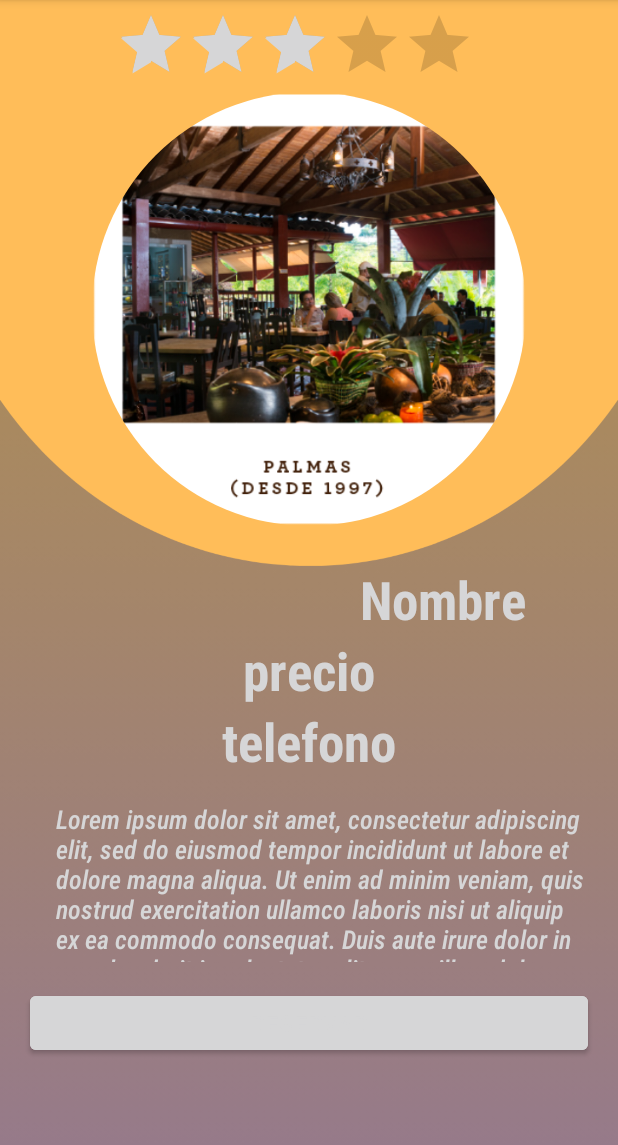
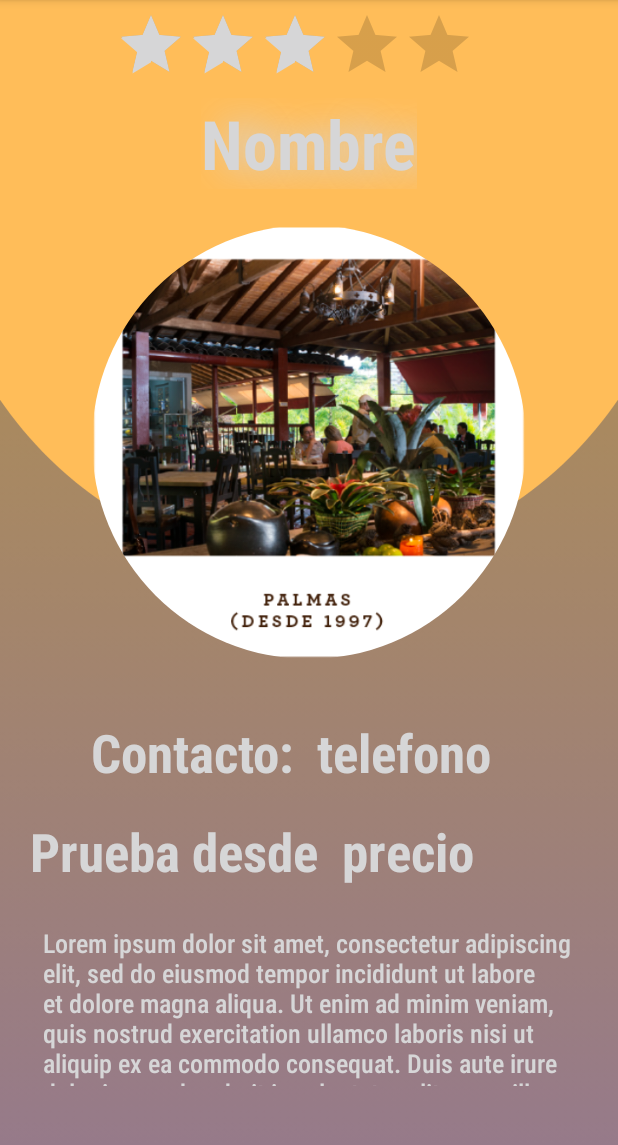
Before and after one commit to DanielVasquezCESDE/PuebliandoII409, an Android app: the AmpliadoResta screen opened directly, with no data from a screen before it, on a phone screen of 412 x 824 dp, the part 84-1229 px from its top. Run offline under Robolectric (Android 15) with nearby library versions, the phone set to English and light mode, and no system bars; 5 statements that could not run were skipped.

Commit message:
Se hacen strings, se pograma el paso del comentario y el usuario en hoteles

```diff
--- a/app/src/main/java/com/example/pruebaiipuebliando409/moldes/MoldeRestaurante.java
+++ b/app/src/main/java/com/example/pruebaiipuebliando409/moldes/MoldeRestaurante.java
@@ -9,6 +9,7 @@ public class MoldeRestaurante implements Serializable {
     private String contactoR;
     private String plato;
     private Float valorR;
+
 
     public MoldeRestaurante() {
     }
--- a/app/src/main/res/layout/activity_ampliado_resta.xml
+++ b/app/src/main/res/layout/activity_ampliado_resta.xml
@@ -28,11 +28,29 @@
         android:layout_width="289dp"
         android:layout_height="340dp"
         android:src="@drawable/imagenampliandoresta"
+
         app:layout_constraintBottom_toBottomOf="parent"
         app:layout_constraintEnd_toEndOf="parent"
         app:layout_constraintStart_toStartOf="parent"
         app:layout_constraintTop_toTopOf="parent"
-        app:layout_constraintVertical_bias="0.084" />
+        app:layout_constraintVertical_bias="0.291" />
+
+    <TextView
+        android:id="@+id/contactoString"
+        android:layout_width="wrap_content"
+        android:layout_height="wrap_content"
+        android:fontFamily="sans-serif-condensed-medium"
+        android:text="@string/contactoRA"
+        android:textColor="@color/white"
+        android:textSize="35dp"
+        android:textStyle="bold"
+
+        app:layout_constraintBottom_toBottomOf="parent"
+        app:layout_constraintEnd_toEndOf="parent"
+        app:layout_constraintHorizontal_bias="0.221"
+        app:layout_constraintStart_toStartOf="parent"
+        app:layout_constraintTop_toTopOf="parent"
+        app:layout_constraintVertical_bias="0.663" />
 
     <TextView
         android:id="@+id/telefonoRESTAampliado"
@@ -44,10 +62,12 @@
         android:textSize="35dp"
         android:textStyle="bold"
 
-        app:layout_constraintBottom_toTopOf="@id/botonReservarRESTA"
+        app:layout_constraintBottom_toBottomOf="parent"
         app:layout_constraintEnd_toEndOf="parent"
+        app:layout_constraintHorizontal_bias="0.714"
         app:layout_constraintStart_toStartOf="parent"
-        app:layout_constraintTop_toBottomOf="@id/precioRESTAampliado" />
+        app:layout_constraintTop_toTopOf="parent"
+        app:layout_constraintVertical_bias="0.663" />
 
     <TextView
         android:id="@+id/precioRESTAampliado"
@@ -59,57 +79,80 @@
         android:textSize="35dp"
         android:textStyle="bold"
 
-        app:layout_constraintBottom_toTopOf="@id/telefonoRESTAampliado"
+        app:layout_constraintBottom_toBottomOf="parent"
         app:layout_constraintEnd_toEndOf="parent"
+        app:layout_constraintHorizontal_bias="0.704"
         app:layout_constraintStart_toStartOf="parent"
-        app:layout_constraintTop_toBottomOf="@id/nombreRESTAampliado" />
+        app:layout_constraintTop_toTopOf="parent"
+        app:layout_constraintVertical_bias="0.755" />
+
+    <TextView
+        android:id="@+id/precioString"
+        android:layout_width="wrap_content"
+        android:layout_height="wrap_content"
+        android:fontFamily="sans-serif-condensed-medium"
+        android:text="@string/precioRA"
+        android:textColor="@color/white"
+        android:textSize="35dp"
+        android:textStyle="bold"
+
+        app:layout_constraintBottom_toBottomOf="parent"
+        app:layout_constraintEnd_toEndOf="parent"
+        app:layout_constraintHorizontal_bias="0.091"
+        app:layout_constraintStart_toStartOf="parent"
+        app:layout_constraintTop_toTopOf="parent"
+        app:layout_constraintVertical_bias="0.755" />
+
+
 
     <TextView
         android:id="@+id/nombreRESTAampliado"
         android:layout_width="wrap_content"
         android:layout_height="wrap_content"
         android:fontFamily="sans-serif-condensed-medium"
+        android:shadowColor="@color/darkgoldenrod"
+        android:shadowDx="23"
+        android:shadowRadius="30"
         android:text="Nombre"
         android:textColor="@color/white"
-        android:textSize="35dp"
+        android:textSize="45dp"
         android:textStyle="bold"
 
 
-        app:layout_constraintBottom_toTopOf="@id/precioRESTAampliado"
+        app:layout_constraintBottom_toBottomOf="parent"
         app:layout_constraintEnd_toEndOf="parent"
-        app:layout_constraintHorizontal_bias="0.796"
         app:layout_constraintStart_toStartOf="parent"
-        app:layout_constraintTop_toBottomOf="@id/logo2"
-        app:layout_constraintVertical_bias="0.248" />
+        app:layout_constraintTop_toTopOf="parent"
+        app:layout_constraintVertical_bias="0.092" />
 
     <TextView
         android:id="@+id/descripcionAmpliRESTA"
         android:layout_width="354dp"
         android:layout_height="107dp"
-        android:layout_marginTop="16dp"
+        android:layout_marginTop="332dp"
         android:fontFamily="sans-serif-condensed-medium"
         android:text="Lorem ipsum dolor sit amet, consectetur adipiscing elit, sed do eiusmod tempor incididunt ut labore et dolore magna aliqua. Ut enim ad minim veniam, quis nostrud exercitation ullamco laboris nisi ut aliquip ex ea commodo consequat. Duis aute irure dolor in reprehenderit in voluptate velit esse cillum dolore eu fugiat nulla pariatur."
         android:textColor="@color/lightblue"
         android:textSize="17dp"
 
 
-        android:textStyle="italic"
+        app:layout_constraintBottom_toBottomOf="parent"
         app:layout_constraintEnd_toEndOf="parent"
-        app:layout_constraintHorizontal_bias="0.649"
+        app:layout_constraintHorizontal_bias="0.491"
         app:layout_constraintStart_toStartOf="parent"
-        app:layout_constraintTop_toBottomOf="@id/telefonoRESTAampliado" />
+        app:layout_constraintTop_toTopOf="parent"
+        app:layout_constraintVertical_bias="0.866" />
 
     <Button
         android:id="@+id/botonReservarRESTA"
         android:layout_width="match_parent"
         android:layout_height="wrap_content"
         android:layout_marginHorizontal="20dp"
-        android:layout_marginTop="140dp"
+        android:layout_marginTop="464dp"
         android:backgroundTint="@color/goldenrod"
 
         android:text="Reservar"
         app:layout_constraintEnd_toEndOf="parent"
-        app:layout_constraintHorizontal_bias="0.7"
         app:layout_constraintStart_toStartOf="parent"
         app:layout_constraintTop_toBottomOf="@id/telefonoRESTAampliado" />
 
--- a/app/src/main/res/layout/moldehotel.xml
+++ b/app/src/main/res/layout/moldehotel.xml
@@ -38,7 +38,7 @@
             android:layout_height="31dp"
 
             android:shadowColor="@color/white"
-            android:text="Valoración:"
+            android:text="@string/valorMolde"
             android:textColor="@color/white"
             android:textSize="22dp"
 
--- a/app/src/main/res/values/strings.xml
+++ b/app/src/main/res/values/strings.xml
@@ -40,4 +40,13 @@
     <string name="encargadositio">Persona encargada</string>
     <string name="telsitio">Contacto</string>
     <string name="desdesitio">Desde</string>
+
+    <string name="nombreHA">Hotel</string>
+    <string name="precioHA">Desde</string>
+    <string name="contactoHA">Contacto:</string>
+
+    <string name="valorMolde">Valoración:</string>
+
+    <string name="precioRA">Prueba desde</string>
+    <string name="contactoRA">Contacto:</string>
 </resources>
```
Also changed, not shown: app/src/main/java/com/example/pruebaiipuebliando409/AmpliadoHotel.java (+6 -1 lines), app/src/main/java/com/example/pruebaiipuebliando409/ListaHoteles.java (+5 -5 lines), app/src/main/java/com/example/pruebaiipuebliando409/moldes/MoldeHotel.java (+22 -1 lines), app/src/main/res/layout/activity_ampliado_hotel.xml (+8 -4 lines), 2 other files.
